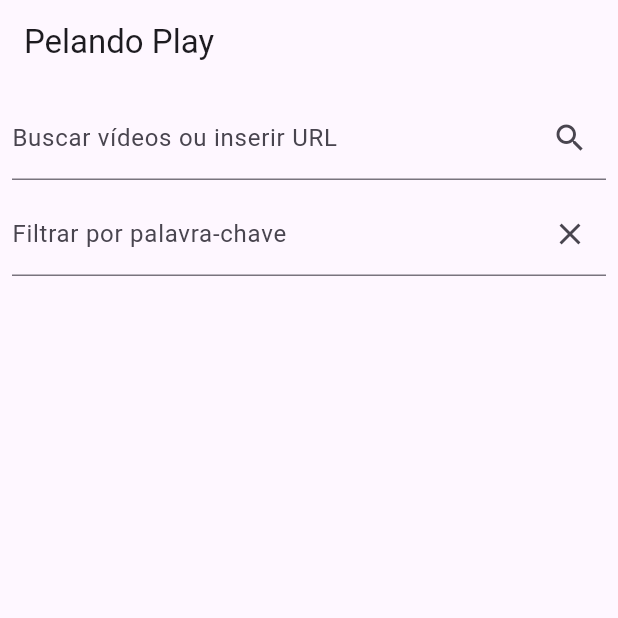
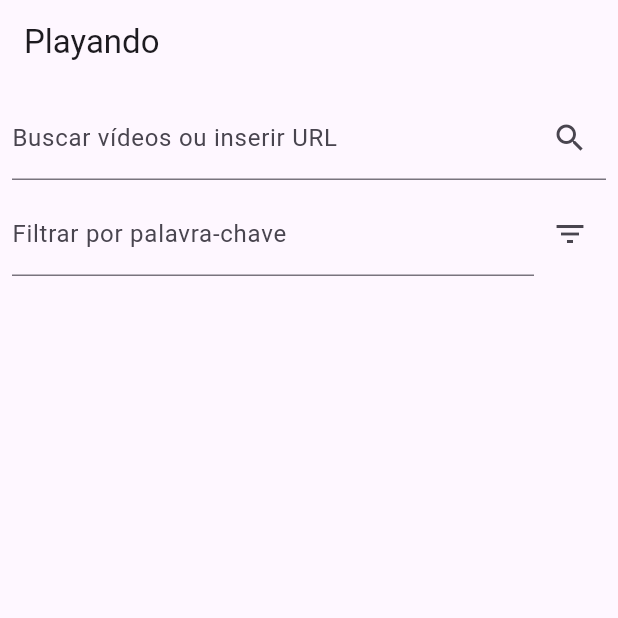
Before and after one commit to thedantas/pelando, a Flutter app: the screen it shows after launch, on a phone screen of 412 x 824 dp, the top half of it. Run offline on Flutter 3.47's test engine with Material 3 defaults, Android fonts, the phone set to English and light mode, and no system bars; our stand-ins replace video_player, youtube_player_flutter.

Commit message:
Melhorias layout

```diff
--- a/pelando_play/lib/views/home_screen.dart
+++ b/pelando_play/lib/views/home_screen.dart
@@ -14,7 +14,7 @@
     final viewModel = Provider.of<VideoListViewModel>(context);
 
     return Scaffold(
-      appBar: AppBar(title: Text('Pelando Play')),
+      appBar: AppBar(title: Text('Playando')),
       body: Column(
         children: [
           Padding(
@@ -39,6 +39,9 @@
           ),
           Padding(
             padding: const EdgeInsets.symmetric(horizontal: 8.0),
+            child: Row(
+              children: [
+                Expanded(
                   child: TextField(
                     controller: filterController,
                     onChanged: (value) {
@@ -47,14 +50,21 @@
                     },
                     decoration: InputDecoration(
                       labelText: 'Filtrar por palavra-chave',
-                suffixIcon: IconButton(
-                  icon: Icon(Icons.clear),
+                    ),
+                  ),
+                ),
+                IconButton(
+                  icon: Icon(Icons.filter_list),
                   onPressed: () {
+                    if (viewModel.isFiltered) {
                       filterController.clear(); // Limpa o campo de filtro
                       viewModel.clearFilter(); // Remove o filtro
+                    } else {
+                      viewModel.filterVideos(filterController.text.trim());
+                    }
                   },
                 ),
-              ),
+              ],
             ),
           ),
           Expanded(
```
Also changed, not shown: pelando_play/lib/viewmodels/video_list_viewmodel.dart (+21 -19 lines), pelando_play/lib/views/fullscreen_video_dialog.dart (added, +26 -0 lines). Lines whose indentation alone changed are shown as unchanged.
